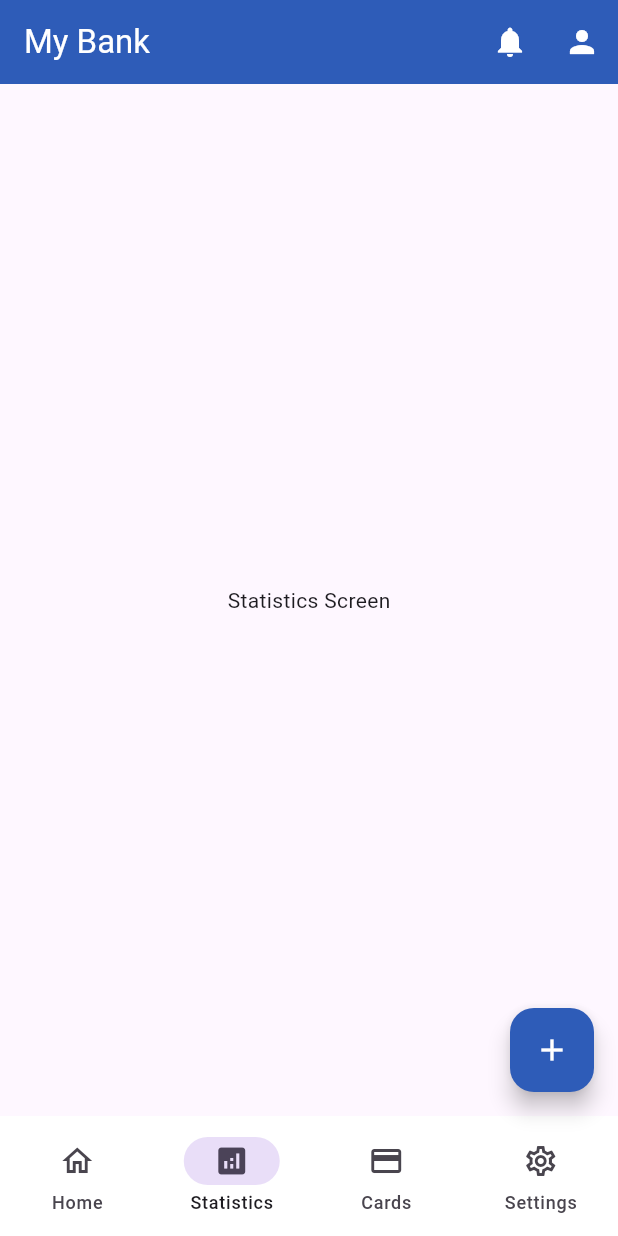
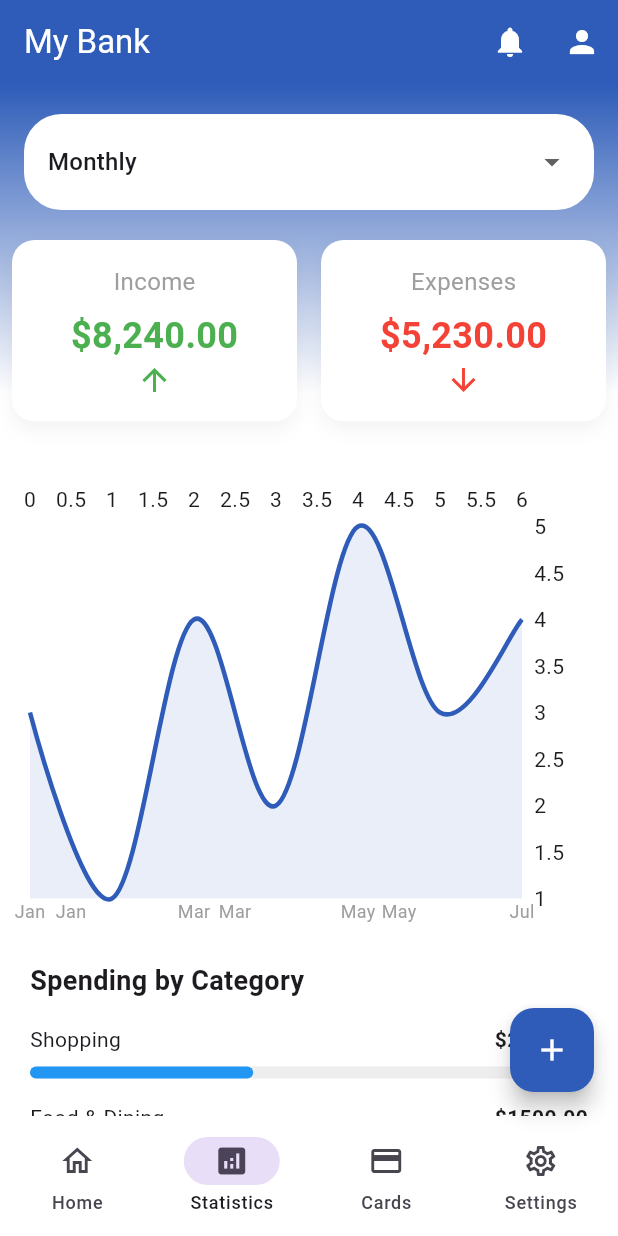
Before and after one commit to Zafir8/bank_app-, a Flutter app: the screen it shows after launch, item 2 of the bottom bar chosen, on a phone screen of 412 x 824 dp. Run offline on Flutter 3.47's test engine with Material 3 defaults, Android fonts, the phone set to English and light mode, and no system bars; drawn by our look-alikes of fl_chart.

Commit message:
Add Statistics screen with data visualization and update settings colors

```diff
--- a/lib/screens/home.dart
+++ b/lib/screens/home.dart
@@ -2,6 +2,7 @@ import 'package:flutter/material.dart';
 import 'package:bank_app/components/navbar.dart';
 import 'card.dart';
 import 'settings.dart';
+import 'statistics.dart';
 
 class HomeScreen extends StatefulWidget {
   const HomeScreen({super.key});
@@ -239,13 +240,3 @@ class HomeContent extends StatelessWidget {
 }
 
 // Placeholder for StatisticsScreen
-class StatisticsScreen extends StatelessWidget {
-  const StatisticsScreen({super.key});
-
-  @override
-  Widget build(BuildContext context) {
-    return Center(
-      child: Text('Statistics Screen'),
-    );
-  }
-}
--- a/lib/screens/settings.dart
+++ b/lib/screens/settings.dart
@@ -145,7 +145,7 @@ class _SettingsScreenState extends State<SettingsScreen> {
             style: TextStyle(
               fontSize: 24,
               fontWeight: FontWeight.bold,
-              color: Colors.white,
+              color: Color.fromARGB(255, 0, 0, 0),
             ),
           ),
           const SizedBox(height: 8),
@@ -153,7 +153,7 @@ class _SettingsScreenState extends State<SettingsScreen> {
             'john.doe@example.com',
             style: TextStyle(
               fontSize: 16,
-              color: Colors.white.withOpacity(0.8),
+              color: const Color.fromARGB(255, 0, 0, 0).withOpacity(0.8),
             ),
           ),
         ],
--- /dev/null
+++ b/lib/screens/statistics.dart
@@ -0,0 +1,263 @@
+
+import 'package:flutter/material.dart';
+import 'package:fl_chart/fl_chart.dart'; // Add to pubspec.yaml: fl_chart: ^0.65.0
+
+class StatisticsScreen extends StatefulWidget {
+  const StatisticsScreen({super.key});
+
+  @override
+  State<StatisticsScreen> createState() => _StatisticsScreenState();
+}
+
+class _StatisticsScreenState extends State<StatisticsScreen> {
+  String _selectedPeriod = 'Monthly';
+  final List<String> _periods = ['Weekly', 'Monthly', 'Yearly'];
+
+  @override
+  Widget build(BuildContext context) {
+    return Container(
+      decoration: const BoxDecoration(
+        gradient: LinearGradient(
+          begin: Alignment.topCenter,
+          end: Alignment.bottomCenter,
+          colors: [Color(0xFF2E5CB8), Color(0xFFFFFFFF)],
+          stops: [0.0, 0.3],
+        ),
+      ),
+      child: Column(
+        children: [
+          const SizedBox(height: 20),
+          _buildPeriodSelector(),
+          const SizedBox(height: 20),
+          _buildSummaryCards(),
+          const SizedBox(height: 20),
+          Expanded(
+            child: Container(
+              decoration: const BoxDecoration(
+                color: Colors.white,
+                borderRadius: BorderRadius.only(
+                  topLeft: Radius.circular(30),
+                  topRight: Radius.circular(30),
+                ),
+              ),
+              child: ListView(
+                padding: const EdgeInsets.all(20),
+                children: [
+                  _buildExpenseChart(),
+                  const SizedBox(height: 20),
+                  _buildCategoryBreakdown(),
+                ],
+              ),
+            ),
+          ),
+        ],
+      ),
+    );
+  }
+
+  Widget _buildPeriodSelector() {
+    return Container(
+      margin: const EdgeInsets.symmetric(horizontal: 16),
+      padding: const EdgeInsets.symmetric(horizontal: 16, vertical: 8),
+      decoration: BoxDecoration(
+        color: Colors.white,
+        borderRadius: BorderRadius.circular(25),
+      ),
+      child: DropdownButtonHideUnderline(
+        child: DropdownButton<String>(
+          value: _selectedPeriod,
+          isExpanded: true,
+          items: _periods.map((String period) {
+            return DropdownMenuItem<String>(
+              value: period,
+              child: Text(period),
+            );
+          }).toList(),
+          onChanged: (String? newValue) {
+            setState(() {
+              _selectedPeriod = newValue!;
+            });
+          },
+        ),
+      ),
+    );
+  }
+
+  Widget _buildSummaryCards() {
+    return Row(
+      children: [
+        _buildSummaryCard(
+          'Income',
+          '\$8,240.00',
+          Icons.arrow_upward,
+          Colors.green,
+        ),
+        _buildSummaryCard(
+          'Expenses',
+          '\$5,230.00',
+          Icons.arrow_downward,
+          Colors.red,
+        ),
+      ],
+    );
+  }
+
+  Widget _buildSummaryCard(
+    String title,
+    String amount,
+    IconData icon,
+    Color color,
+  ) {
+    return Expanded(
+      child: Container(
+        margin: const EdgeInsets.symmetric(horizontal: 8),
+        padding: const EdgeInsets.all(16),
+        decoration: BoxDecoration(
+          color: Colors.white,
+          borderRadius: BorderRadius.circular(15),
+          boxShadow: [
+            BoxShadow(
+              color: Colors.black.withOpacity(0.05),
+              blurRadius: 10,
+              offset: const Offset(0, 5),
+            ),
+          ],
+        ),
+        child: Column(
+          children: [
+            Text(
+              title,
+              style: const TextStyle(
+                fontSize: 16,
+                color: Colors.grey,
+              ),
+            ),
+            const SizedBox(height: 8),
+            Text(
+              amount,
+              style: TextStyle(
+                fontSize: 24,
+                fontWeight: FontWeight.bold,
+                color: color,
+              ),
+            ),
+            Icon(icon, color: color),
+          ],
+        ),
+      ),
+    );
+  }
+
+  Widget _buildExpenseChart() {
+    return SizedBox(
+      height: 300,
+      child: LineChart(
+        LineChartData(
+          gridData: FlGridData(show: false),
+          titlesData: FlTitlesData(
+            leftTitles: AxisTitles(sideTitles: SideTitles(showTitles: false)),
+            bottomTitles: AxisTitles(
+              sideTitles: SideTitles(
+                showTitles: true,
+                getTitlesWidget: (value, meta) {
+                  const style = TextStyle(fontSize: 12, color: Colors.grey);
+                  String text = '';
+                  switch (value.toInt()) {
+                    case 0:
+                      text = 'Jan';
+                      break;
+                    case 2:
+                      text = 'Mar';
+                      break;
+                    case 4:
+                      text = 'May';
+                      break;
+                    case 6:
+                      text = 'Jul';
+                      break;
+                  }
+                  return Text(text, style: style);
+                },
+              ),
+            ),
+          ),
+          borderData: FlBorderData(show: false),
+          lineBarsData: [
+            LineChartBarData(
+              spots: const [
+                FlSpot(0, 3),
+                FlSpot(1, 1),
+                FlSpot(2, 4),
+                FlSpot(3, 2),
+                FlSpot(4, 5),
+                FlSpot(5, 3),
+                FlSpot(6, 4),
+              ],
+              isCurved: true,
+              color: const Color(0xFF2E5CB8),
+              barWidth: 3,
+              dotData: FlDotData(show: false),
+              belowBarData: BarAreaData(
+                show: true,
+                color: const Color(0xFF2E5CB8).withOpacity(0.1),
+              ),
+            ),
+          ],
+        ),
+      ),
+    );
+  }
+
+  Widget _buildCategoryBreakdown() {
+    return Column(
+      crossAxisAlignment: CrossAxisAlignment.start,
+      children: [
+        const Text(
+          'Spending by Category',
+          style: TextStyle(
+            fontSize: 18,
+            fontWeight: FontWeight.bold,
+          ),
+        ),
+        const SizedBox(height: 16),
+        _buildCategoryItem('Shopping', 2100.00, 0.4, Colors.blue),
+        _buildCategoryItem('Food & Dining', 1500.00, 0.3, Colors.green),
+        _buildCategoryItem('Transport', 800.00, 0.15, Colors.orange),
+        _buildCategoryItem('Entertainment', 830.00, 0.15, Colors.purple),
+      ],
+    );
+  }
+
+  Widget _buildCategoryItem(
+    String category,
+    double amount,
+    double percentage,
+    Color color,
+  ) {
+    return Container(
+      margin: const EdgeInsets.only(bottom: 16),
+      child: Column(
+        children: [
+          Row(
+            mainAxisAlignment: MainAxisAlignment.spaceBetween,
+            children: [
+              Text(category),
+              Text(
+                '\$${amount.toStringAsFixed(2)}',
+                style: const TextStyle(fontWeight: FontWeight.bold),
+              ),
+            ],
+          ),
+          const SizedBox(height: 8),
+          LinearProgressIndicator(
+            value: percentage,
+            backgroundColor: Colors.grey.shade200,
+            valueColor: AlwaysStoppedAnimation<Color>(color),
+            minHeight: 8,
+            borderRadius: BorderRadius.circular(4),
+          ),
+        ],
+      ),
+    );
+  }
+}
--- a/pubspec.yaml
+++ b/pubspec.yaml
@@ -32,9 +32,11 @@ dependencies:
     sdk: flutter
 
 
+
   # The following adds the Cupertino Icons font to your application.
   # Use with the CupertinoIcons class for iOS style icons.
   cupertino_icons: ^1.0.8
+  fl_chart: ^0.65.0
 
 dev_dependencies:
   flutter_test:
```
Also changed, not shown: pubspec.lock.
